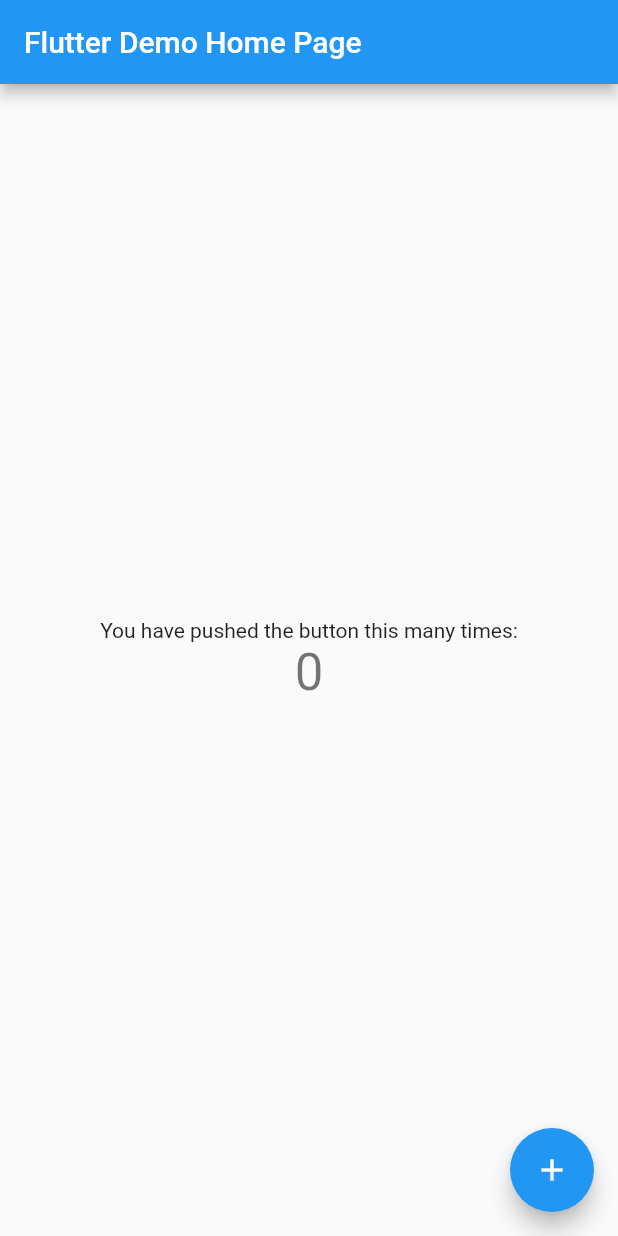
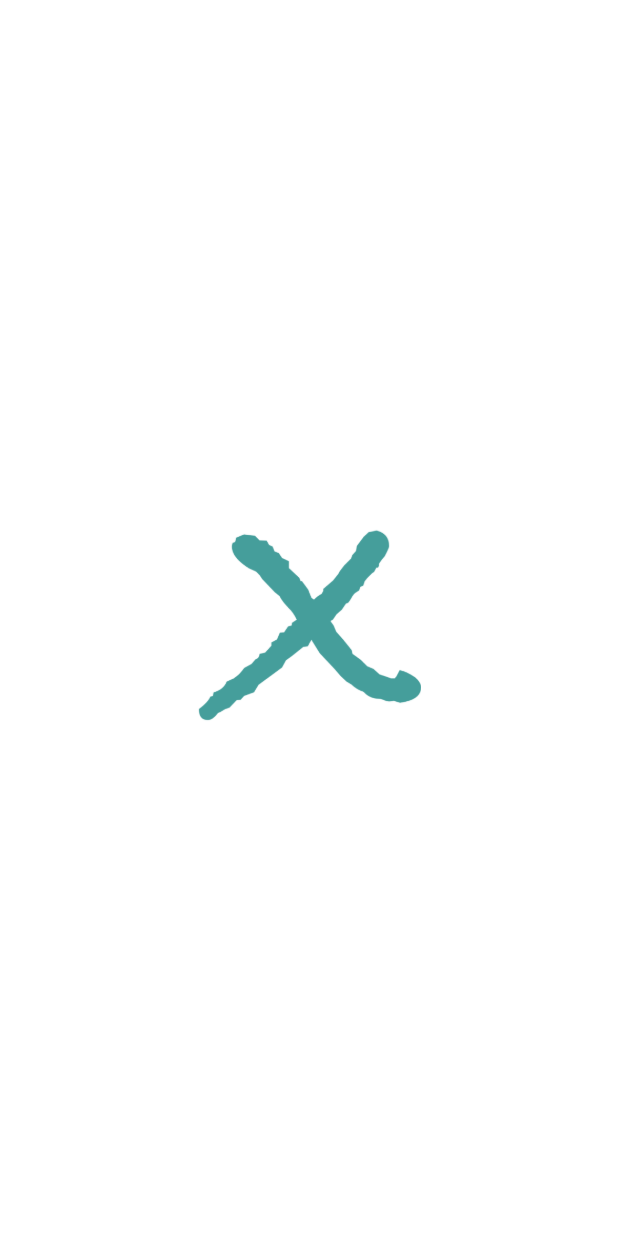
Before and after one commit to ScottBreonX/MentorXMVP, a Flutter app: the screen it shows after launch, on a phone screen of 412 x 824 dp. Run offline on Flutter 3.47's test engine with Material 2 defaults, Android fonts, the phone set to English and light mode, and no system bars; our stand-ins replace animated_text_kit.

Commit message:
Simple welcome screen setup

```diff
--- a/lib/main.dart
+++ b/lib/main.dart
@@ -1,117 +1,16 @@
 import 'package:flutter/material.dart';
+import 'screens/welcome_screen.dart';
 
-void main() {
-  runApp(MyApp());
-}
+void main() => runApp(MentorX());
 
-class MyApp extends StatelessWidget {
-  // This widget is the root of your application.
+class MentorX extends StatelessWidget {
   @override
   Widget build(BuildContext context) {
     return MaterialApp(
-      title: 'Flutter Demo',
-      theme: ThemeData(
-        // This is the theme of your application.
-        //
-        // Try running your application with "flutter run". You'll see the
-        // application has a blue toolbar. Then, without quitting the app, try
-        // changing the primarySwatch below to Colors.green and then invoke
-        // "hot reload" (press "r" in the console where you ran "flutter run",
-        // or simply save your changes to "hot reload" in a Flutter IDE).
-        // Notice that the counter didn't reset back to zero; the application
-        // is not restarted.
-        primarySwatch: Colors.blue,
-        // This makes the visual density adapt to the platform that you run
-        // the app on. For desktop platforms, the controls will be smaller and
-        // closer together (more dense) than on mobile platforms.
-        visualDensity: VisualDensity.adaptivePlatformDensity,
-      ),
-      home: MyHomePage(title: 'Flutter Demo Home Page'),
+      initialRoute: WelcomeScreen.id,
+      routes: {
+        WelcomeScreen.id: (context) => WelcomeScreen(),
+      },
     );
   }
 }
-
-class MyHomePage extends StatefulWidget {
-  MyHomePage({Key key, this.title}) : super(key: key);
-
-  // This widget is the home page of your application. It is stateful, meaning
-  // that it has a State object (defined below) that contains fields that affect
-  // how it looks.
-
-  // This class is the configuration for the state. It holds the values (in this
-  // case the title) provided by the parent (in this case the App widget) and
-  // used by the build method of the State. Fields in a Widget subclass are
-  // always marked "final".
-
-  final String title;
-
-  @override
-  _MyHomePageState createState() => _MyHomePageState();
-}
-
-class _MyHomePageState extends State<MyHomePage> {
-  int _counter = 0;
-
-  void _incrementCounter() {
-    setState(() {
-      // This call to setState tells the Flutter framework that something has
-      // changed in this State, which causes it to rerun the build method below
-      // so that the display can reflect the updated values. If we changed
-      // _counter without calling setState(), then the build method would not be
-      // called again, and so nothing would appear to happen.
-      _counter++;
-    });
-  }
-
-  @override
-  Widget build(BuildContext context) {
-    // This method is rerun every time setState is called, for instance as done
-    // by the _incrementCounter method above.
-    //
-    // The Flutter framework has been optimized to make rerunning build methods
-    // fast, so that you can just rebuild anything that needs updating rather
-    // than having to individually change instances of widgets.
-    return Scaffold(
-      appBar: AppBar(
-        // Here we take the value from the MyHomePage object that was created by
-        // the App.build method, and use it to set our appbar title.
-        title: Text(widget.title),
-      ),
-      body: Center(
-        // Center is a layout widget. It takes a single child and positions it
-        // in the middle of the parent.
-        child: Column(
-          // Column is also a layout widget. It takes a list of children and
-          // arranges them vertically. By default, it sizes itself to fit its
-          // children horizontally, and tries to be as tall as its parent.
-          //
-          // Invoke "debug painting" (press "p" in the console, choose the
-          // "Toggle Debug Paint" action from the Flutter Inspector in Android
-          // Studio, or the "Toggle Debug Paint" command in Visual Studio Code)
-          // to see the wireframe for each widget.
-          //
-          // Column has various properties to control how it sizes itself and
-          // how it positions its children. Here we use mainAxisAlignment to
-          // center the children vertically; the main axis here is the vertical
-          // axis because Columns are vertical (the cross axis would be
-          // horizontal).
-          mainAxisAlignment: MainAxisAlignment.center,
-          children: <Widget>[
-            Text(
-              'You have pushed the button this many times:',
-            ),
-            Text(
-              '$_counter',
-              style: Theme.of(context).textTheme.headline4,
-            ),
-          ],
-        ),
-      ),
-      floatingActionButton: FloatingActionButton(
-        onPressed: _incrementCounter,
-        tooltip: 'Increment',
-        child: Icon(Icons.add),
-      ), // This trailing comma makes auto-formatting nicer for build methods.
-    );
-  }
-}
--- /dev/null
+++ b/lib/screens/welcome_screen.dart
@@ -0,0 +1,39 @@
+import 'package:flutter/material.dart';
+import 'package:animated_text_kit/animated_text_kit.dart';
+
+class WelcomeScreen extends StatefulWidget {
+  static const String id = 'welcome_screen';
+
+  @override
+  _WelcomeScreenState createState() => _WelcomeScreenState();
+}
+
+class _WelcomeScreenState extends State<WelcomeScreen> {
+  @override
+  Widget build(BuildContext context) {
+    return Scaffold(
+      backgroundColor: Colors.white,
+      body: Padding(
+        padding: EdgeInsets.symmetric(horizontal: 24.0),
+        child: Column(
+          mainAxisAlignment: MainAxisAlignment.center,
+          crossAxisAlignment: CrossAxisAlignment.stretch,
+          children: [
+            Row(
+              mainAxisAlignment: MainAxisAlignment.center,
+              children: [
+                Hero(
+                  tag: 'logo',
+                  child: Container(
+                    child: Image.asset('images/XLogo.png'),
+                    height: 160.0,
+                  ),
+                ),
+              ],
+            ),
+          ],
+        ),
+      ),
+    );
+  }
+}
```
Also changed, not shown: pubspec.yaml (+7 -22 lines), images/XLogo.png (added), pubspec.lock, 5 other files.
